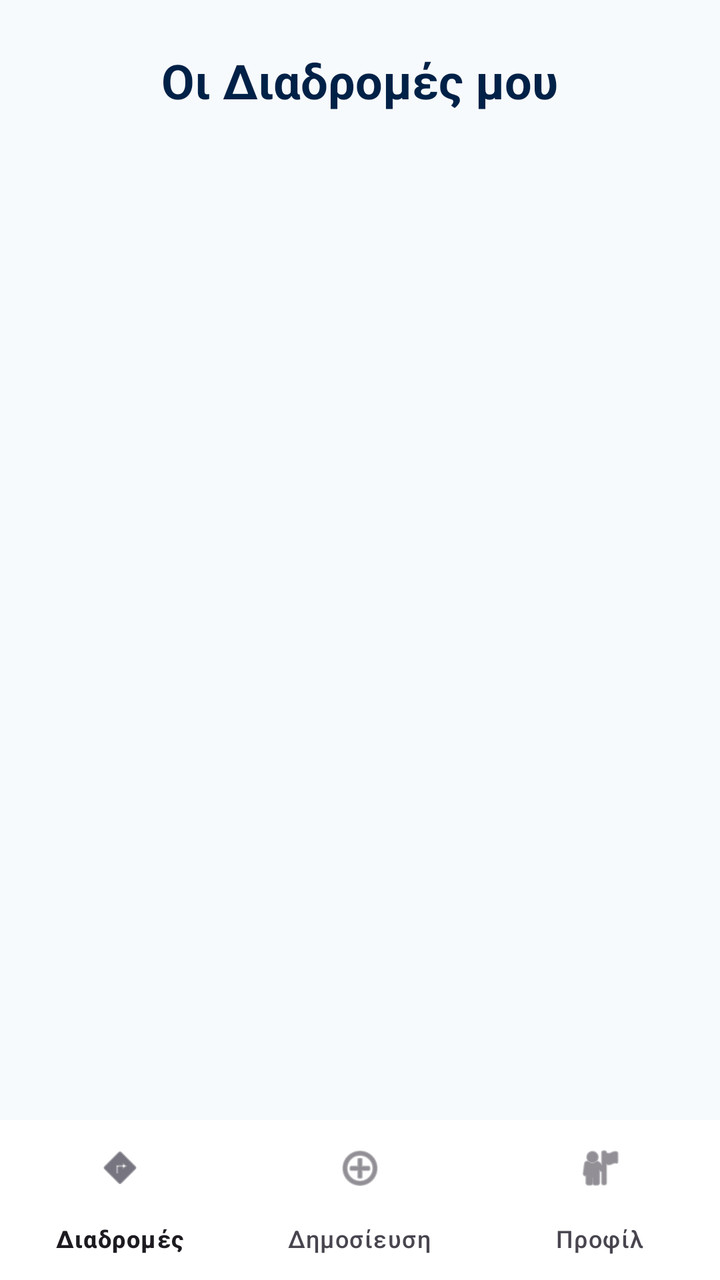
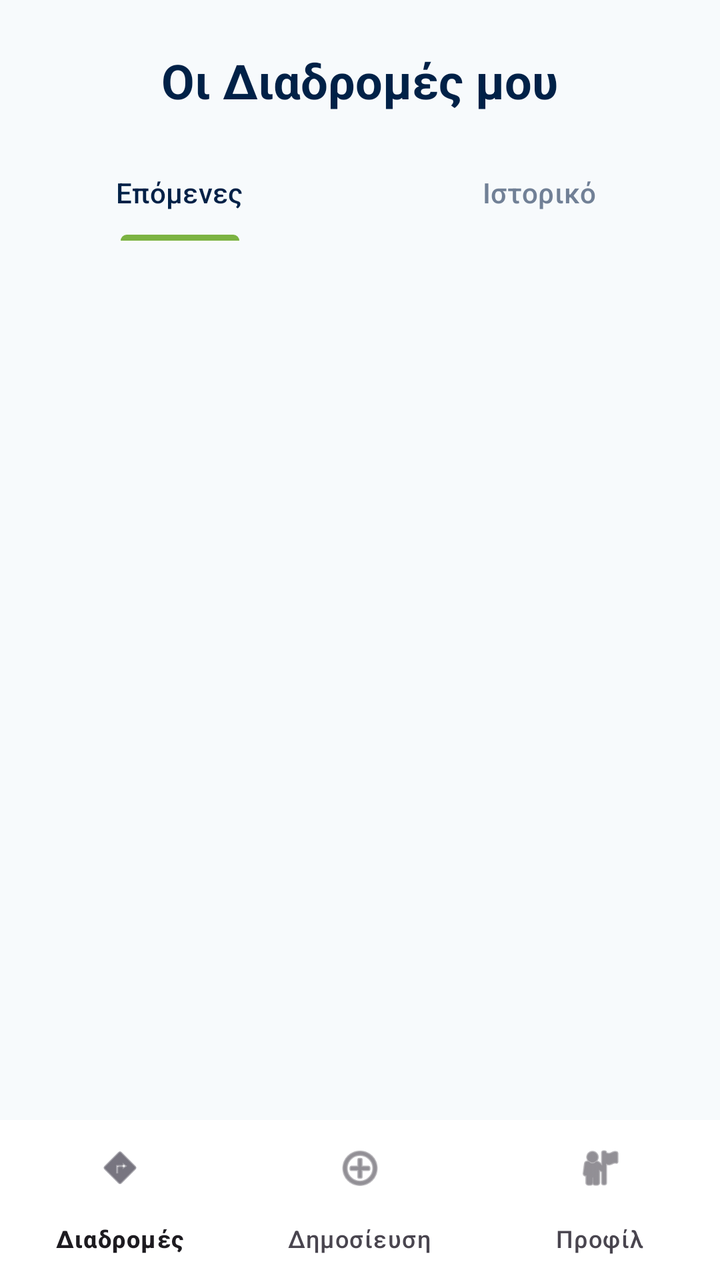

Before-and-after screenshots of an Android layout around one commit, followed by the original layout XML and the change that was made.
<!-- AndroidManifest.xml: application theme Theme.AUTHRIDE -->
<!-- res/layout/activity_my_rides.xml -->
<?xml version="1.0" encoding="utf-8"?>
<androidx.constraintlayout.widget.ConstraintLayout
    xmlns:android="http://schemas.android.com/apk/res/android"
    xmlns:app="http://schemas.android.com/apk/res-auto"
    xmlns:tools="http://schemas.android.com/tools"
    android:layout_width="match_parent"
    android:layout_height="match_parent"
    android:background="#F7FAFC"
    tools:context=".MyRidesActivity">

    <TextView
        android:id="@+id/tv_my_rides_title"
        android:layout_width="wrap_content"
        android:layout_height="wrap_content"
        android:layout_marginTop="24dp"
        android:textColor="#002147"
        android:textSize="24sp"
        android:textStyle="bold"
        android:text="Οι Διαδρομές μου"
        app:layout_constraintTop_toTopOf="parent"
        app:layout_constraintStart_toStartOf="parent"
        app:layout_constraintEnd_toEndOf="parent" />

    <androidx.recyclerview.widget.RecyclerView
        android:id="@+id/recyclerViewMyRides"
        android:layout_width="match_parent"
        android:layout_height="0dp"
        android:layout_marginTop="16dp"
        android:clipToPadding="false"
        android:padding="16dp"
        app:layout_constraintTop_toBottomOf="@id/tv_my_rides_title"
        app:layout_constraintBottom_toTopOf="@+id/bottom_navigation" />

    <com.google.android.material.bottomnavigation.BottomNavigationView
        android:id="@+id/bottom_navigation"
        android:layout_width="match_parent"
        android:layout_height="wrap_content"
        android:background="#FFFFFF"
        app:layout_constraintBottom_toBottomOf="parent"
        app:menu="@menu/bottom_nav_menu"
        tools:layout_editor_absoluteX="0dp" />

</androidx.constraintlayout.widget.ConstraintLayout>
<!-- resources referenced by this layout -->
<resources>
  <style name="Theme.AUTHRIDE" parent="Base.Theme.AUTHRIDE" />
  <style name="Base.Theme.AUTHRIDE" parent="Theme.Material3.DayNight.NoActionBar">
          
          
      </style>
</resources>

<!-- the commit's change to res/layout/activity_my_rides.xml (unified diff, before → after) -->
@@ -21,14 +21,36 @@
         app:layout_constraintStart_toStartOf="parent"
         app:layout_constraintEnd_toEndOf="parent" />
 
+    <com.google.android.material.tabs.TabLayout
+        android:id="@+id/tab_layout_rides"
+        android:layout_width="match_parent"
+        android:layout_height="wrap_content"
+        android:layout_marginTop="16dp"
+        android:background="#F7FAFC"
+        app:tabIndicatorColor="#7CB342"
+        app:tabSelectedTextColor="#002147"
+        app:tabTextColor="#718096"
+        app:layout_constraintTop_toBottomOf="@id/tv_my_rides_title">
+
+        <com.google.android.material.tabs.TabItem
+            android:layout_width="wrap_content"
+            android:layout_height="wrap_content"
+            android:text="Επόμενες" />
+
+        <com.google.android.material.tabs.TabItem
+            android:layout_width="wrap_content"
+            android:layout_height="wrap_content"
+            android:text="Ιστορικό" />
+
+    </com.google.android.material.tabs.TabLayout>
+
     <androidx.recyclerview.widget.RecyclerView
         android:id="@+id/recyclerViewMyRides"
         android:layout_width="match_parent"
         android:layout_height="0dp"
-        android:layout_marginTop="16dp"
         android:clipToPadding="false"
         android:padding="16dp"
-        app:layout_constraintTop_toBottomOf="@id/tv_my_rides_title"
+        app:layout_constraintTop_toBottomOf="@id/tab_layout_rides"
         app:layout_constraintBottom_toTopOf="@+id/bottom_navigation" />
 
     <com.google.android.material.bottomnavigation.BottomNavigationView
@@ -37,7 +59,6 @@
         android:layout_height="wrap_content"
         android:background="#FFFFFF"
         app:layout_constraintBottom_toBottomOf="parent"
-        app:menu="@menu/bottom_nav_menu"
-        tools:layout_editor_absoluteX="0dp" />
+        app:menu="@menu/bottom_nav_driver" />
 
 </androidx.constraintlayout.widget.ConstraintLayout>
